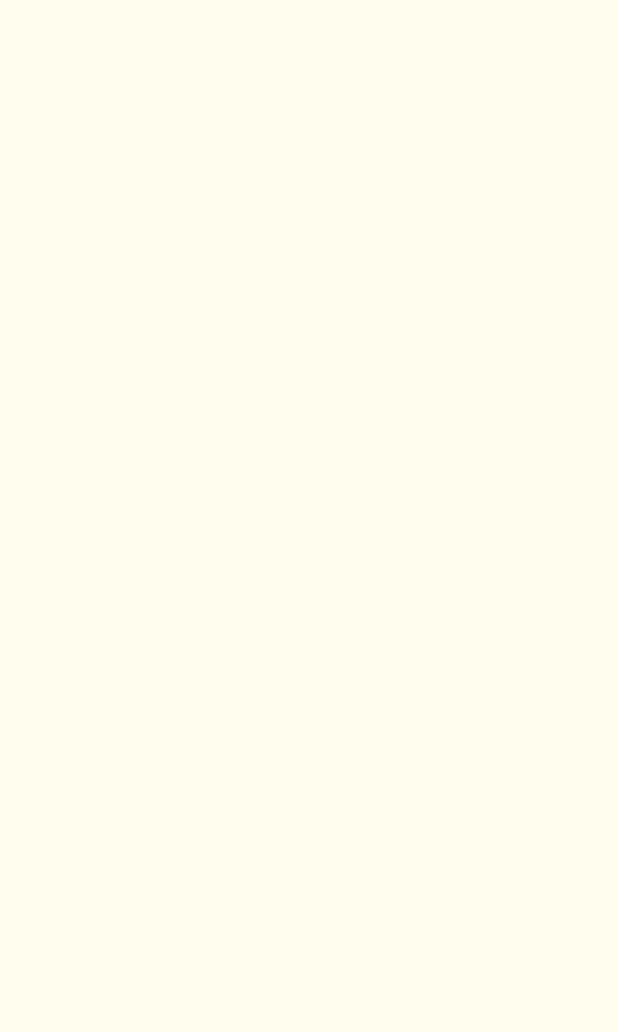
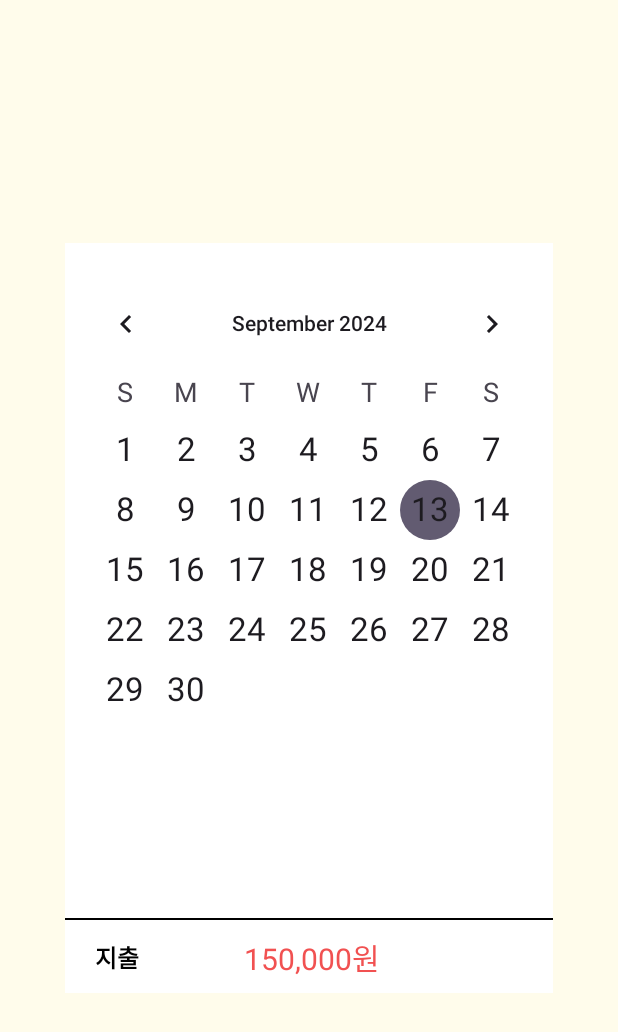
Before and after one commit to yeongchaa/teamproject, an Android app: the screen it shows after launch (MainActivity), on a phone screen of 412 x 824 dp. Before the commit the part shown is empty. Shown: the top 1032 px of the screen. Run offline under Robolectric (Android 15) with nearby library versions, the phone set to English and light mode, and no system bars.

Commit message:
가계부 메인 화면 UI 완성

```diff
--- a/app/build.gradle.kts
+++ b/app/build.gradle.kts
@@ -4,7 +4,7 @@ plugins {
 
 android {
     namespace = "csh.mjc.gagyebu"
-    compileSdk = 33
+    compileSdk = 34
 
     defaultConfig {
         applicationId = "csh.mjc.gagyebu"
--- a/app/src/main/res/layout/activity_main.xml
+++ b/app/src/main/res/layout/activity_main.xml
@@ -6,6 +6,51 @@
     android:background="@color/beige"
     android:layout_width="match_parent"
     android:layout_height="match_parent"
+    android:gravity="center"
     tools:context=".MainActivity">
 
+    <LinearLayout
+        android:layout_width="325dp"
+        android:layout_height="500dp"
+        android:orientation="vertical"
+        android:background="@color/white">
+        <!-- 달력 -->
+        <CalendarView
+            android:layout_width="match_parent"
+            android:layout_height="450dp"
+            android:paddingTop="20dp"
+            android:paddingBottom="40dp"
+            android:dateTextAppearance="@style/TextAppearance.AppCompat.Large"
+            android:weekDayTextAppearance="@style/TextAppearance.AppCompat.Medium"
+            android:focusedMonthDateColor="@color/black"
+            android:unfocusedMonthDateColor="@color/gray"
+            android:weekSeparatorLineColor="@color/light_gray"
+            android:selectedWeekBackgroundColor="@color/light_blue"/>
+        <View
+            android:layout_width="match_parent"
+            android:layout_height="2px"
+            android:background="@color/black"/>
+        <LinearLayout
+            android:layout_width="match_parent"
+            android:layout_height="50dp"
+            android:orientation="horizontal">
+            <!-- 지출 금액 -->
+            <TextView
+                android:layout_width="70dp"
+                android:layout_height="match_parent"
+                android:gravity="center"
+                android:text="지출"
+                android:textStyle="bold"
+                android:textColor="@color/black"
+                android:textSize="16sp" />
+            <TextView
+                android:layout_width="190dp"
+                android:layout_height="match_parent"
+                android:gravity="center"
+                android:text="150,000원"
+                android:textColor="@color/red"
+                android:textSize="20sp" />
+        </LinearLayout>
+    </LinearLayout>
+
 </LinearLayout>
--- a/app/src/main/res/values/colors.xml
+++ b/app/src/main/res/values/colors.xml
@@ -3,4 +3,8 @@
     <color name="black">#FF000000</color>
     <color name="white">#FFFFFFFF</color>
     <color name="beige">#FFFCEB</color>
+    <color name="red">#F15151</color>
+    <color name="gray">#656565</color>
+    <color name="light_gray">#959595</color>
+    <color name="light_blue">#AAAAFF</color>
 </resources>
```
Also changed, not shown: app/src/main/res/drawable/ic_left_arrow.png (added).
